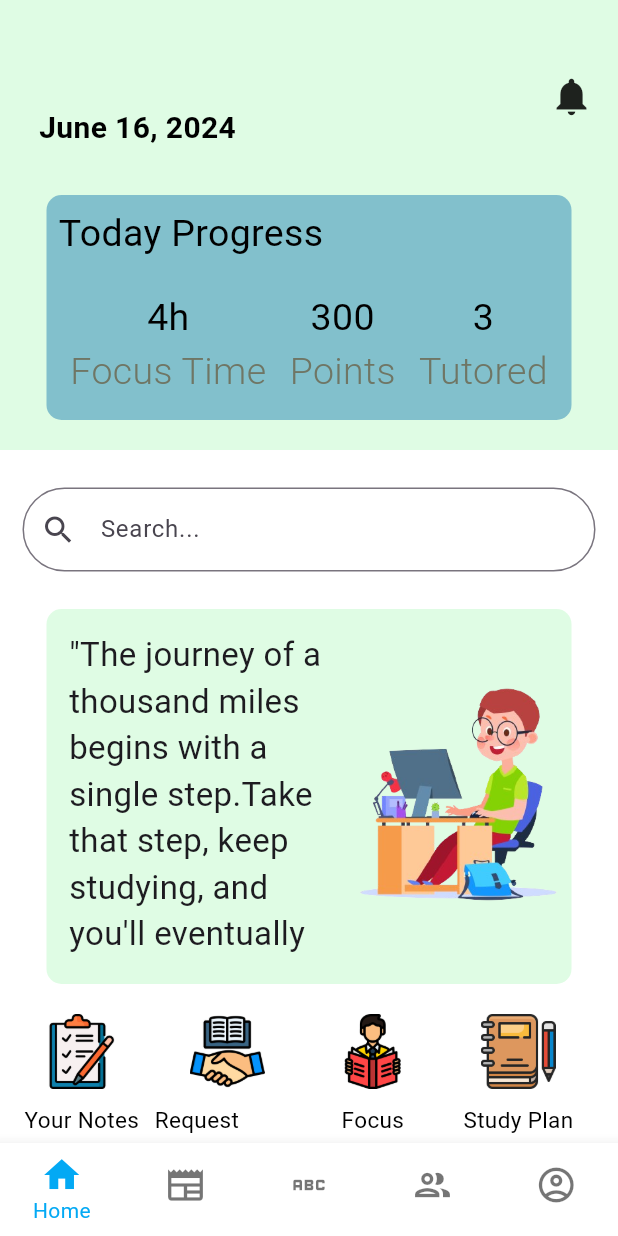
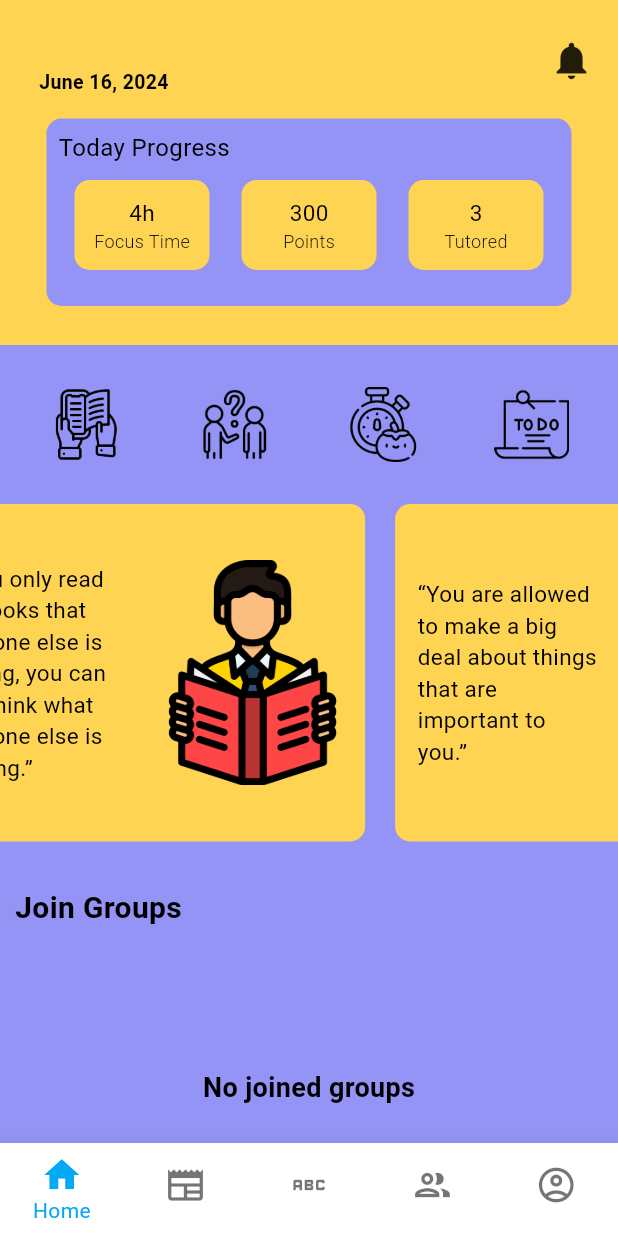
Before and after one commit to CapstoneProject-Group-32/LearnPro, a Flutter app: the screen it shows once a user with an empty profile is signed in, on a phone screen of 412 x 824 dp. Run offline on Flutter 3.47's test engine with Material 3 defaults, Android fonts, the phone set to English and light mode, and no system bars; our stand-ins replace cached_network_image, card_swiper, cloud_firestore, file_picker, firebase_auth, firebase_core and 5 more; missing offline and left inert: internet_file, pdfx; accounts and stored records are empty.

Commit message:
Try to update with colour

```diff
--- a/Front-End/lib/Screens/Authentication/create_account.dart
+++ b/Front-End/lib/Screens/Authentication/create_account.dart
@@ -1481,7 +1481,7 @@ class _CreateAccountState extends State<CreateAccount> {
   Widget build(BuildContext context) {
     return SafeArea(
       child: Scaffold(
-        backgroundColor: Colors.white,
+        backgroundColor: Theme.of(context).colorScheme.background,
         body: Padding(
           padding: const EdgeInsets.all(40.0),
           child: SingleChildScrollView(
--- a/Front-End/lib/Screens/Authentication/login_page.dart
+++ b/Front-End/lib/Screens/Authentication/login_page.dart
@@ -394,7 +394,7 @@ class _LoginPageState extends State<LoginPage> {
   @override
   Widget build(BuildContext context) {
     return Scaffold(
-      backgroundColor: Colors.white,
+      backgroundColor: Theme.of(context).colorScheme.background,
       body: SafeArea(
         child: SingleChildScrollView(
           child: Container(
--- a/Front-End/lib/Screens/Community/search_user_screen.dart
+++ b/Front-End/lib/Screens/Community/search_user_screen.dart
@@ -1,10 +1,9 @@
 import 'package:cloud_firestore/cloud_firestore.dart';
 import 'package:firebase_auth/firebase_auth.dart';
 import 'package:flutter/material.dart';
-import 'package:flutter/widgets.dart';
+
 import 'package:flutter_application_1/Models/usermodel.dart';
 import 'package:flutter_application_1/Screens/Community/community_tabbar.dart';
-import 'package:flutter_application_1/Screens/Community/find_studybuddies.dart';
 
 class SearchUserScreen extends StatefulWidget {
   final UserModel user;
--- a/Front-End/lib/Screens/home_page.dart
+++ b/Front-End/lib/Screens/home_page.dart
@@ -1,3 +1,5 @@
+import 'dart:async';
+
 import 'package:cloud_firestore/cloud_firestore.dart';
 import 'package:firebase_auth/firebase_auth.dart';
 import 'package:flutter/material.dart';
@@ -23,6 +25,54 @@ class HomePage extends StatefulWidget {
 
 class _HomePageState extends State<HomePage> {
   final currentUser = FirebaseAuth.instance.currentUser!;
+
+  late ScrollController _MotoCardScrollController;
+
+  late Timer _MotoScrollTimer;
+
+  @override
+  void initState() {
+    super.initState();
+    _MotoCardScrollController = ScrollController();
+    _startAutoScroll();
+  }
+
+  void _startAutoScroll() {
+    _MotoScrollTimer = Timer.periodic(const Duration(seconds: 3), (timer) {
+      if (_MotoCardScrollController.hasClients) {
+        final position = _MotoCardScrollController.position;
+        final maxScrollExtent = position.maxScrollExtent;
+        final currentScrollPosition = position.pixels;
+        final targetPosition = currentScrollPosition + 200.0;
+
+        if (currentScrollPosition >= maxScrollExtent) {
+          final double offset = position.minScrollExtent + 200.0;
+          _MotoCardScrollController.jumpTo(position.minScrollExtent);
+          _MotoCardScrollController.animateTo(
+            offset,
+            duration: const Duration(seconds: 2),
+            curve: Curves.easeInOut,
+          );
+        } else {
+          _MotoCardScrollController.animateTo(
+            targetPosition,
+            duration: const Duration(seconds: 2),
+            curve: Curves.easeInOut,
+          );
+        }
+      }
+    });
+  }
+
+  @override
+  void dispose() {
+    _MotoCardScrollController.dispose();
+
+    _MotoScrollTimer.cancel();
+
+    super.dispose();
+  }
+
   @override
   Widget build(BuildContext context) {
 //date
@@ -32,7 +82,7 @@ class _HomePageState extends State<HomePage> {
 
     return SafeArea(
       child: Scaffold(
-        backgroundColor: Colors.white,
+        backgroundColor: Theme.of(context).colorScheme.background,
         body:
 
 //getting stored user data
@@ -61,10 +111,10 @@ class _HomePageState extends State<HomePage> {
 // First container
 
                         Container(
-                          height: 300,
+                          height: 230,
                           width: double.infinity,
                           decoration: const BoxDecoration(
-                            color: Color(0xFFDFFCE4),
+                            color: Color(0xffFFD453),
                           ),
                           child: Padding(
                             padding: const EdgeInsets.all(8.0),
@@ -76,7 +126,8 @@ class _HomePageState extends State<HomePage> {
 
                                   Padding(
                                     padding: const EdgeInsets.only(
-                                        top: 12, left: 10),
+                                      left: 10,
+                                    ),
                                     child: Row(
                                       children: [
                                         Expanded(
@@ -89,7 +140,7 @@ class _HomePageState extends State<HomePage> {
                                                 user.userName,
                                                 style: const TextStyle(
                                                     fontWeight: FontWeight.bold,
-                                                    fontSize: 30,
+                                                    fontSize: 20,
                                                     color: Colors.black),
                                               ),
 
@@ -98,7 +149,7 @@ class _HomePageState extends State<HomePage> {
                                                 formattedDate,
                                                 style: const TextStyle(
                                                   fontWeight: FontWeight.bold,
-                                                  fontSize: 20,
+                                                  fontSize: 13,
                                                   color: Colors.black,
                                                 ),
                                               ),
@@ -137,16 +188,16 @@ class _HomePageState extends State<HomePage> {
                                   ),
 
                                   const SizedBox(
-                                    height: 30,
+                                    height: 15,
                                   ),
 
 // Today progress container
 
                                   Container(
-                                    height: 150,
+                                    height: 125,
                                     width: 350,
                                     decoration: BoxDecoration(
-                                      color: const Color(0xFF82C0CC),
+                                      color: const Color(0Xff9494f6),
                                       borderRadius: BorderRadius.circular(10),
                                     ),
                                     child: Padding(
@@ -158,12 +209,12 @@ class _HomePageState extends State<HomePage> {
                                           const Text(
                                             "Today Progress",
                                             style: TextStyle(
-                                                fontSize: 25,
+                                                fontSize: 16,
                                                 fontWeight: FontWeight.w400,
                                                 color: Colors.black),
                                           ),
                                           const SizedBox(
-                                            height: 20,
+                                            height: 10,
                                           ),
                                           Row(
                                             mainAxisAlignment:
@@ -194,54 +245,36 @@ class _HomePageState extends State<HomePage> {
                         ),
 
                         const SizedBox(
-                          height: 10,
+                          height: 20,
                         ),
 
-// Search bar(design only)
+//Icons
 
                         Padding(
-                          padding: const EdgeInsets.all(15.0),
-                          child: TextField(
-                            decoration: InputDecoration(
-                              hintText: 'Search...',
-                              prefixIcon: const Icon(Icons.search),
-                              border: OutlineInputBorder(
-                                borderRadius: BorderRadius.circular(40),
+                          padding: const EdgeInsets.all(8.0),
+                          child: Row(
+                            mainAxisAlignment: MainAxisAlignment.spaceAround,
+                            children: [
+                              _iconMethod(
+                                context,
+                                const LearningTabBar(),
+                                const AssetImage('assets/ebook.png'),
                               ),
+                              _iconMethod(
+                                context,
+                                const CommunityTabBar(),
+                                const AssetImage('assets/conversation.png'),
                               ),
+                              _iconMethod(
+                                context,
+                                const TimerScreen(),
+                                const AssetImage(
+                                    'assets/pomodoro-technique.png'),
                               ),
-                        ),
-
-                        const SizedBox(
-                          height: 10,
-                        ),
-
-//Daily moto
-
-                        Container(
-                          height: 250,
-                          width: 350,
-                          decoration: BoxDecoration(
-                            color: const Color(0xFFDFFCE4),
-                            borderRadius: BorderRadius.circular(10),
-                          ),
-                          child: Row(
-                            children: [
-                              const Flexible(
-                                child: Padding(
-                                  padding: EdgeInsets.all(15.0),
-                                  child: Text(
-                                    "\"The journey of a thousand miles begins with a single step.Take that step, keep studying, and you'll eventually reach your destination.\"",
-                                    style: TextStyle(
-                                        fontSize: 22,
-                                        fontWeight: FontWeight.w400),
-                                  ),
-                                ),
-                              ),
-                              Image.asset(
-                                "assets/boy.png",
-                                height: 150,
-                                width: 150,
+                              _iconMethod(
+                                context,
+                                const HomeScreen(),
+                                const AssetImage('assets/to-do-list.png'),
                               ),
                             ],
                           ),
@@ -250,47 +283,17 @@ class _HomePageState extends State<HomePage> {
                           height: 20,
                         ),
 
-//Icons
+// Daily Moto Card row calling
 
-                        Container(
-                          width: 400,
-                          height: 125,
-                          decoration: const BoxDecoration(
-                            color: Colors.white,
-                          ),
-                          child: Row(
-                            children: [
-                              _iconMethod(
-                                context,
-                                const LearningTabBar(),
-                                const AssetImage('assets/task.png'),
-                                'Your Notes',
-                              ),
-                              _iconMethod(
-                                context,
-                                const CommunityTabBar(),
-                                const AssetImage('assets/cooperation.png'),
-                                'Request Tutoring',
-                              ),
-                              _iconMethod(
-                                context,
-                                const TimerScreen(),
-                                const AssetImage('assets/reading.png'),
-                                'Focus',
-                              ),
-                              _iconMethod(
-                                context,
-                                const HomeScreen(),
-                                const AssetImage('assets/notebook.png'),
-                                'Study Plan',
-                              ),
-                            ],
-                          ),
+                        _dailyMotoCardRow(),
+
+                        const SizedBox(
+                          height: 20,
                         ),
 
 //Today Goals subheading by calling subtopic method
 
-                        _subtopics('Today Goals'),
+                        //_subtopics('Today Goals'),
 
 //Join Groups subheading by calling subtopic method
 
@@ -363,17 +366,19 @@ class _HomePageState extends State<HomePage> {
 
   Widget _progressContainer(String value, String label) {
     return Container(
-      //height: 58,
-      //width: 110,
-      decoration: const BoxDecoration(
-        color: Color(0xFF82C0CC),
+      height: 60,
+      width: 90,
+      decoration: BoxDecoration(
+        color: const Color(0xffFFD453),
+        borderRadius: BorderRadius.circular(10),
       ),
       child: Column(
+        mainAxisAlignment: MainAxisAlignment.center,
         children: [
           Text(
             value,
             style: const TextStyle(
-              fontSize: 25,
+              fontSize: 15,
               fontWeight: FontWeight.w400,
               color: Colors.black,
             ),
@@ -381,9 +386,9 @@ class _HomePageState extends State<HomePage> {
           Text(
             label,
             style: const TextStyle(
-              fontSize: 25,
+              fontSize: 12,
               fontWeight: FontWeight.w300,
-              color: Color(0xFF6F7665),
+              color: Colors.black,
             ),
           ),
         ],
@@ -391,10 +396,90 @@ class _HomePageState extends State<HomePage> {
     );
   }
 
+//Daily moto card row
+
+  Widget _dailyMotoCardRow() {
+    List<Widget> motoCards = [
+      _dailyMotoCard(
+        "“If you only read the books that everyone else is reading, you can only think what everyone else is thinking.”",
+        const AssetImage(
+          "assets/reading.png",
+        ),
+      ),
+      _dailyMotoCard(
+        "“You are allowed to make a big deal about things that are important to you.”",
+        const AssetImage('assets/boy.png'),
+      ),
+      _dailyMotoCard(
+        "“Focus on the step in front of you and not the whole staircase.”",
+        const AssetImage('assets/target.png'),
+      ),
+      _dailyMotoCard(
+        "“The most important thing you learn in school is how to learn.",
+        const AssetImage('assets/artificial-intelligence.gif'),
+      ),
+      // Add more cards as needed
+    ];
+
+    // Duplicate the list to create a seamless infinite scroll effect
+    List<Widget> infiniteMotoCards = [
+      ...motoCards,
+      ...motoCards,
+      ...motoCards,
+      ...motoCards
+    ];
+
+    return SingleChildScrollView(
+      controller: _MotoCardScrollController,
+      scrollDirection: Axis.horizontal,
+      child: Row(
+        children: infiniteMotoCards,
+      ),
+    );
+  }
+
+//daily Moto Card
+
+  Widget _dailyMotoCard(String moto, ImageProvider<Object> motoImage) {
+    return Padding(
+      padding: const EdgeInsets.only(left: 10, right: 10),
+      child: Container(
+        height: 225,
+        width: 300,
+        decoration: BoxDecoration(
+          color: const Color(0xffFFD453),
+          borderRadius: BorderRadius.circular(10),
+        ),
+        child: Row(
+          children: [
+            Flexible(
+              child: Padding(
+                padding: const EdgeInsets.all(15.0),
+                child: Text(
+                  moto,
+                  style: const TextStyle(
+                      fontSize: 15, fontWeight: FontWeight.w400),
+                ),
+              ),
+            ),
+            Image(
+              image: motoImage,
+              height: 150,
+              width: 150,
+            ),
+          ],
+        ),
+      ),
+    );
+  }
+
 //Icon Method
 
-  Widget _iconMethod(BuildContext context, Widget linkedPage,
-      ImageProvider<Object> iconImage, String imageTopic) {
+  Widget _iconMethod(
+    BuildContext context,
+    Widget linkedPage,
+    ImageProvider<Object> iconImage,
+  ) {
     return InkWell(
       onTap: () {
         Navigator.push(
@@ -404,12 +489,6 @@ class _HomePageState extends State<HomePage> {
           ),
         );
       },
-      child: Container(
-        height: 150,
-        width: 97,
-        decoration: const BoxDecoration(
-          color: Colors.white,
-        ),
       child: Column(
         children: [
           Image(
@@ -417,20 +496,7 @@ class _HomePageState extends State<HomePage> {
             height: 50,
             width: 50,
           ),
-            const SizedBox(
-              height: 10,
-            ),
-            Center(
-              child: Text(
-                imageTopic,
-                style: const TextStyle(
-                    fontSize: 15,
-                    fontWeight: FontWeight.w400,
-                    color: Colors.black),
-              ),
-            ),
         ],
-        ),
       ),
     );
   }
@@ -447,7 +513,7 @@ class _HomePageState extends State<HomePage> {
             subtopic,
             style: const TextStyle(
               fontWeight: FontWeight.bold,
-              fontSize: 25,
+              fontSize: 20,
               color: Colors.black,
             ),
           ),
@@ -533,12 +599,8 @@ class _HomePageState extends State<HomePage> {
     String groupmajor,
     Function() onTapViewGroup,
   ) {
-    return Container(
-      width: 240,
-      height: 260,
-      decoration: const BoxDecoration(
-        color: Colors.white,
-      ),
+    return Padding(
+      padding: const EdgeInsets.only(bottom: 8),
       child: Column(
         children: [
           Container(
@@ -574,7 +636,7 @@ class _HomePageState extends State<HomePage> {
             width: 240,
             height: 100,
             decoration: const BoxDecoration(
-              color: Color(0xFFF4F4F4),
+              color: Color(0xffFFD453),
               borderRadius: BorderRadius.only(
                 bottomLeft: Radius.circular(10),
                 bottomRight: Radius.circular(10),
@@ -596,7 +658,7 @@ class _HomePageState extends State<HomePage> {
                     groupName,
                     style: const TextStyle(
                       color: Colors.black,
-                      fontSize: 20,
+                      fontSize: 17,
                       fontFamily: 'Work Sans',
                       fontWeight: FontWeight.w500,
                     ),
@@ -607,7 +669,7 @@ class _HomePageState extends State<HomePage> {
                     groupmajor,
                     style: const TextStyle(
                       color: Colors.black,
-                      fontSize: 14,
+                      fontSize: 11,
                       fontFamily: 'Work Sans',
                       fontWeight: FontWeight.w200,
                     ),
@@ -630,7 +692,7 @@ class _HomePageState extends State<HomePage> {
                     width: 127,
                     height: 27.56,
                     decoration: ShapeDecoration(
-                      color: const Color(0xFF7BE7FF),
+                      color: const Color(0Xff9494f6),
                       shape: RoundedRectangleBorder(
                         borderRadius: BorderRadius.circular(5),
                       ),
@@ -648,13 +710,16 @@ class _HomePageState extends State<HomePage> {
                         'View',
                         style: TextStyle(
                           color: Colors.black,
-                          fontSize: 16,
+                          fontSize: 13,
                           fontFamily: 'Work Sans',
                           fontWeight: FontWeight.w500,
                         ),
                       ),
                     ),
                   ),
+                ),
+                const SizedBox(
+                  height: 5,
                 ),
               ],
             ),
@@ -677,10 +742,10 @@ class _HomePageState extends State<HomePage> {
         );
       },
       child: Container(
-        width: 275,
+        width: 200,
         height: 40,
         decoration: ShapeDecoration(
-          color: const Color(0xFFD9D9D9),
+          color: const Color(0xffFFD453),
           shape: RoundedRectangleBorder(
             side: const BorderSide(width: 1),
             borderRadius: BorderRadius.circular(10),
@@ -691,7 +756,7 @@ class _HomePageState extends State<HomePage> {
             'View All',
             style: TextStyle(
               color: Colors.black,
-              fontSize: 20,
+              fontSize: 15,
               fontFamily: 'Work Sans',
               fontWeight: FontWeight.w400,
             ),
@@ -723,12 +788,16 @@ class _HomePageState extends State<HomePage> {
       scrollDirection: Axis.horizontal,
       child: Row(
         children: [
-          const SizedBox(width: 25), // Add space at the beginning
+          const SizedBox(
+            width: 25,
+          ), // Add space at the beginning
           for (int i = 0; i < friends.length; i++) ...[
             _buildFriend(friends[i]),
             const SizedBox(width: 25), // Add space between friendContainer
           ],
-          const SizedBox(width: 25), // Add space at the end
+          const SizedBox(
+            width: 25,
+          ), // Add space at the end
         ],
       ),
     );
@@ -778,18 +847,13 @@ class _HomePageState extends State<HomePage> {
     String frindLevel,
     Function() onTapRequestTuition,
   ) {
-    return Container(
-      width: 200,
-      height: 250,
-      decoration: const BoxDecoration(
-        color: Colors.white,
-      ),
-      child: Center(
+    return Padding(
+      padding: const EdgeInsets.only(bottom: 8),
       child: Container(
         height: 230,
         width: 200,
         decoration: BoxDecoration(
-            color: const Color(0xFFF4F4F4),
+          color: const Color(0xffFFD453),
           borderRadius: BorderRadius.circular(10),
           boxShadow: const [
             BoxShadow(
@@ -818,7 +882,7 @@ class _HomePageState extends State<HomePage> {
               friendname,
               style: const TextStyle(
                 color: Colors.black,
-                  fontSize: 20,
+                fontSize: 17,
                 fontFamily: 'Work Sans',
                 fontWeight: FontWeight.w600,
               ),
@@ -827,7 +891,7 @@ class _HomePageState extends State<HomePage> {
               frindLevel,
               style: const TextStyle(
                 color: Colors.black,
-                  fontSize: 16,
+                fontSize: 11,
                 fontFamily: 'Work Sans',
                 fontWeight: FontWeight.w200,
               ),
@@ -841,7 +905,7 @@ class _HomePageState extends State<HomePage> {
                 width: 130,
                 height: 28,
                 decoration: ShapeDecoration(
-                    color: const Color(0xFF7BE7FF),
+                  color: const Color(0Xff9494f6),
                   shape: RoundedRectangleBorder(
                     borderRadius: BorderRadius.circular(5),
                   ),
@@ -859,7 +923,7 @@ class _HomePageState extends State<HomePage> {
                     'Request Tution',
                     style: TextStyle(
                       color: Colors.black,
-                        fontSize: 16,
+                      fontSize: 13,
                       fontFamily: 'Work Sans',
                       fontWeight: FontWeight.w500,
                     ),
@@ -870,7 +934,6 @@ class _HomePageState extends State<HomePage> {
           ],
         ),
       ),
-      ),
     );
   }
 }
--- a/Front-End/lib/main.dart
+++ b/Front-End/lib/main.dart
@@ -5,6 +5,8 @@ import 'package:flutter_application_1/Models/usermodel.dart';
 import 'package:flutter_application_1/Services/auth_firebase.dart';
 
 import 'package:flutter_application_1/choosing_page.dart';
+import 'package:flutter_application_1/theme/dark_theme.dart';
+import 'package:flutter_application_1/theme/light_theme.dart';
 import 'package:provider/provider.dart';
 
 import 'Flashcards/generate_flashcard.dart';
@@ -36,9 +38,11 @@ class MyApp extends StatelessWidget {
         profilePic: '',
         friends: [],
       ),
-      child: const MaterialApp(
+      child: MaterialApp(
         debugShowCheckedModeBanner: false,
-        home: Wrapper(),
+        theme: lightTheme,
+        darkTheme: darkTheme,
+        home: const Wrapper(),
       ),
     );
   }
--- /dev/null
+++ b/Front-End/lib/theme/dark_theme.dart
@@ -0,0 +1,8 @@
+import 'package:flutter/material.dart';
+
+ThemeData darkTheme = ThemeData(
+  brightness: Brightness.dark,
+  colorScheme: const ColorScheme.dark(
+    background: Colors.black,
+  ),
+);
--- /dev/null
+++ b/Front-End/lib/theme/light_theme.dart
@@ -0,0 +1,8 @@
+import 'package:flutter/material.dart';
+
+ThemeData lightTheme = ThemeData(
+  brightness: Brightness.light,
+  colorScheme: const ColorScheme.light(
+    background: Color(0Xff9494f6),
+  ),
+);
```
Also changed, not shown: Front-End/assets/conversation.png (added), Front-End/assets/ebook.png (added), Front-End/assets/pomodoro-technique.png (added), Front-End/assets/to-do-list.png (added). Lines whose indentation alone changed are shown as unchanged.
